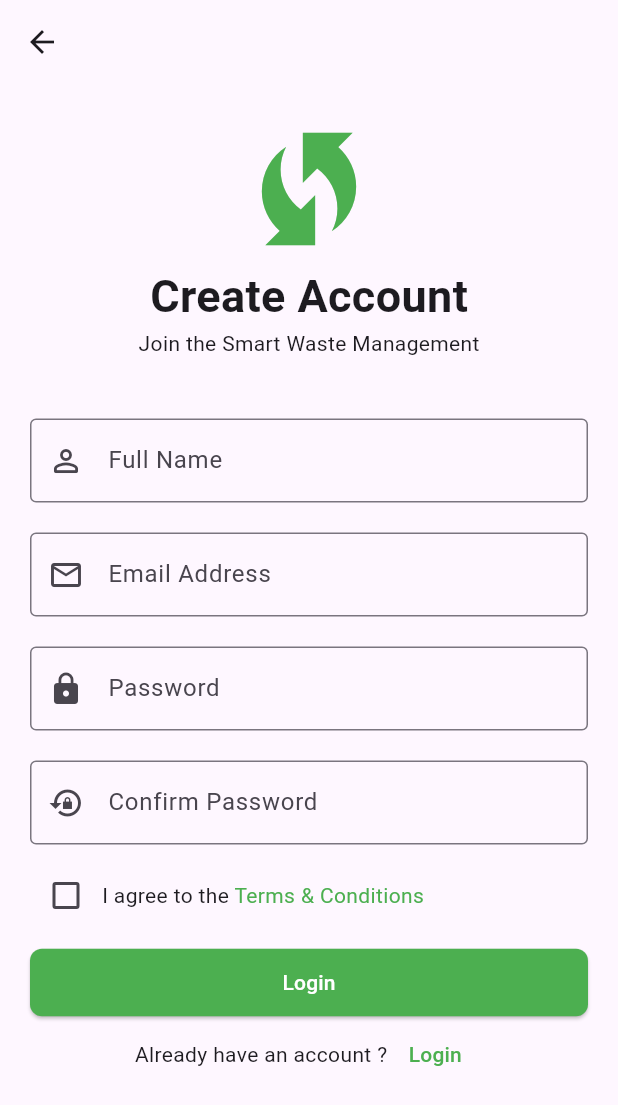
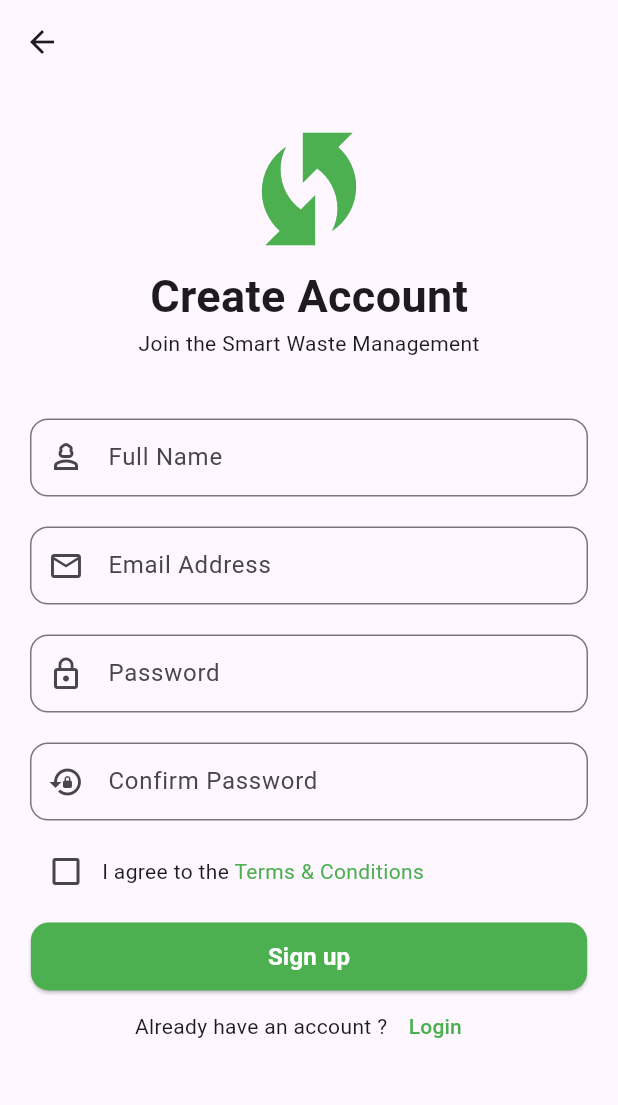
Before and after one commit to SHIVAM3644/waste2Worth, a Flutter app: the SignupPage screen opened directly, on a phone screen of 412 x 824 dp. Shown: the top 1105 px of the screen. Run offline on Flutter 3.47's test engine with Material 3 defaults, Android fonts, the phone set to English and light mode, and no system bars; our stand-ins replace dio, get.

```diff
--- a/lib/common_componets/commom_button.dart
+++ b/lib/common_componets/commom_button.dart
@@ -0,0 +1,51 @@
+import 'package:flutter/material.dart';
+import 'package:get/get.dart';
+import 'package:waste2worth/common/core_colors.dart';
+
+class CommomButton extends StatelessWidget {
+  final String text;
+  final VoidCallback onPressed;
+  final Color color;
+  final Color textcolor;
+  // const double height;
+  // final double width;
+  final double radius;
+
+  const CommomButton({
+    super.key,
+    required this.text,
+    required this.onPressed,
+    required this.color,
+    this.textcolor = CoreColors.white,
+    // this.height=Get.height*04,
+    // required this.width,
+    this.radius = 12,
+  });
+
+  @override
+  Widget build(BuildContext context) {
+    double buttonHeight = Get.height * 0.055; // 6% of screen height
+    double buttonWidth = Get.width * 0.9;
+    return SizedBox(
+      height: buttonHeight,
+      width: buttonWidth,
+      child: ElevatedButton(
+        onPressed: onPressed,
+        style: ElevatedButton.styleFrom(
+          backgroundColor: color,
+          shape: RoundedRectangleBorder(
+            borderRadius: BorderRadiusGeometry.circular(radius),
+          ),
+        ),
+        child: Text(
+          text,
+          style: TextStyle(
+            color: textcolor,
+            fontSize: 16,
+            fontWeight: FontWeight.w600,
+          ),
+        ),
+      ),
+    );
+  }
+}
--- /dev/null
+++ b/lib/common_componets/common_textformfield.dart
@@ -0,0 +1,51 @@
+import 'package:flutter/material.dart';
+
+class CommonTextFormField extends StatelessWidget {
+  final TextEditingController? controller;
+  final String? hintText;
+  final String? labelText;
+  final String? initialValue;
+  final bool obscureText;
+  final TextInputType keyboardType;
+  final FormFieldValidator<String>? validator;
+  final Widget? prefixIcon;
+  final Widget? suffixIcon;
+  final bool enabled;
+
+  const CommonTextFormField({
+    Key? key,
+    required this.controller,
+    this.hintText,
+    this.labelText,
+    this.initialValue,
+    this.obscureText = false,
+    this.keyboardType = TextInputType.text,
+    this.validator,
+    this.prefixIcon,
+    this.suffixIcon,
+    this.enabled = true,
+  }) : super(key: key);
+
+  @override
+  Widget build(BuildContext context) {
+    return TextFormField(
+      controller: controller,
+      initialValue: initialValue,
+      obscureText: obscureText,
+      keyboardType: keyboardType,
+      validator: validator,
+      enabled: enabled,
+      decoration: InputDecoration(
+        hintText: hintText,
+        labelText: labelText,
+        prefixIcon: prefixIcon,
+        suffixIcon: suffixIcon,
+        border: OutlineInputBorder(borderRadius: BorderRadius.circular(12)),
+        contentPadding: const EdgeInsets.symmetric(
+          horizontal: 16,
+          vertical: 14,
+        ),
+      ),
+    );
+  }
+}
--- a/lib/core_auth/view/pages/signUp_page.dart
+++ b/lib/core_auth/view/pages/signUp_page.dart
@@ -1,5 +1,7 @@
 import 'package:flutter/material.dart';
 import 'package:get/get.dart';
+import 'package:waste2worth/common_componets/commom_button.dart';
+import 'package:waste2worth/common_componets/common_textformfield.dart';
 import 'package:waste2worth/core_auth/view/pages/login_page.dart';
 
 class SignupPage extends StatelessWidget {
@@ -27,44 +29,31 @@ class SignupPage extends StatelessWidget {
               ),
               Text('Join the Smart Waste Management'),
               SizedBox(height: 40),
-              TextFormField(
-                decoration: InputDecoration(
-                  prefixIcon: Icon(Icons.person_outline_rounded),
 
-                  // labelText: 'Email',
-                  hintText: 'Full Name',
-                  border: OutlineInputBorder(),
-                ),
+              CommonTextFormField(
+                controller: null,
+                hintText: 'Full Name',
+                prefixIcon: Icon(Icons.person_3_outlined),
               ),
               SizedBox(height: 20),
-              TextFormField(
-                decoration: InputDecoration(
-                  prefixIcon: Icon(Icons.email_outlined),
 
-                  // labelText: 'Email',
-                  hintText: 'Email Address',
-                  border: OutlineInputBorder(),
-                ),
+              CommonTextFormField(
+                controller: null,
+                hintText: 'Email Address',
+                prefixIcon: Icon(Icons.email_outlined),
               ),
               SizedBox(height: 20),
-              TextFormField(
-                decoration: InputDecoration(
-                  prefixIcon: Icon(Icons.lock),
 
-                  // labelText: 'Email',
-                  hintText: 'Password',
-                  border: OutlineInputBorder(),
-                ),
+              CommonTextFormField(
+                controller: null,
+                hintText: 'Password',
+                prefixIcon: Icon(Icons.lock_outline),
               ),
               SizedBox(height: 20),
-              TextFormField(
-                decoration: InputDecoration(
-                  prefixIcon: Icon(Icons.lock_reset_sharp),
-
-                  // labelText: 'Email',
-                  hintText: 'Confirm Password',
-                  border: OutlineInputBorder(),
-                ),
+              CommonTextFormField(
+                controller: null,
+                hintText: 'Confirm Password',
+                prefixIcon: Icon(Icons.lock_reset),
               ),
               SizedBox(height: 10),
               Row(
@@ -79,16 +68,11 @@ class SignupPage extends StatelessWidget {
                 ],
               ),
               SizedBox(height: 10),
-              ElevatedButton(
+
+              CommomButton(
+                text: 'Sign up',
                 onPressed: () {},
-                style: ElevatedButton.styleFrom(
-                  fixedSize: Size(double.maxFinite, 45),
-                  backgroundColor: Colors.green,
-                  shape: RoundedRectangleBorder(
-                    borderRadius: BorderRadiusGeometry.circular(8),
-                  ),
-                ),
-                child: Text('Login', style: TextStyle(color: Colors.white)),
+                color: Colors.green,
               ),
               Row(
                 mainAxisAlignment: MainAxisAlignment.center,
```
Also changed, not shown: lib/common_componets/common_scaffold.dart (added, +39 -0 lines), lib/common_componets/common_text.dart (added, +37 -0 lines), lib/core_auth/view/pages/forget_password.dart (added, +53 -0 lines), lib/core_auth/view/pages/login_page.dart (+21 -25 lines), lib/core_auth/view/pages/password_reset.dart (added, +52 -0 lines), lib/core_auth/view/pages/reset_password.dart (added, +51 -0 lines), lib/main.dart (+6 -2 lines).
